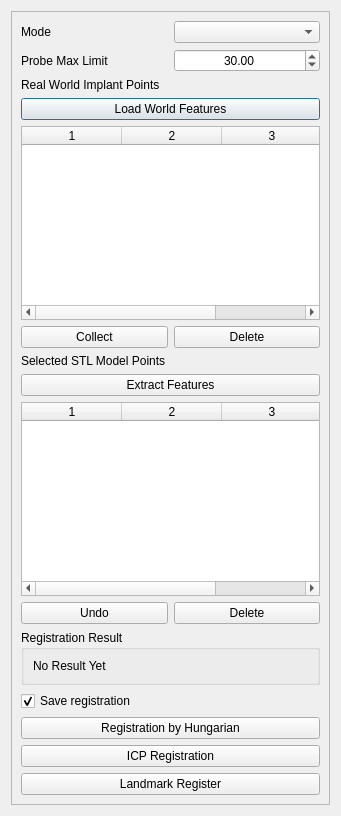
First picture: the form in ui/registration.ui, repository liushuya7/cn5X, before the edit.
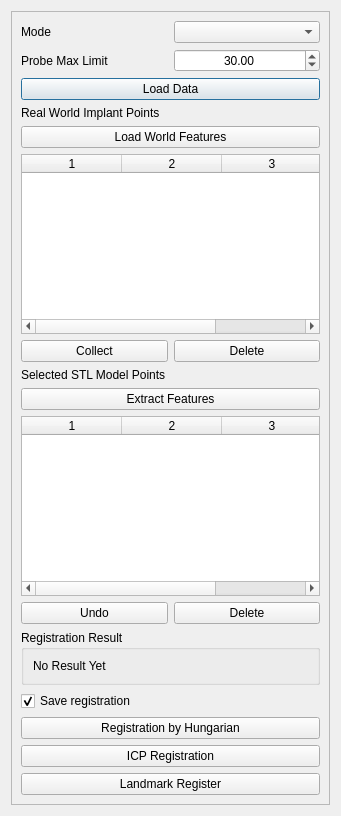
Second picture: the form after the edit.

Commit message: finished testing overall workflow with laser machine, need to find good initial guess for registration, need better reconstruction, probably need camera calibration again

Patch:
```diff
--- a/ui/registration.ui
+++ b/ui/registration.ui
@@ -61,6 +61,13 @@
          </item>
         </layout>
        </item>
+       <item>
+        <widget class="QPushButton" name="pushButton_load_data">
+         <property name="text">
+          <string>Load Data</string>
+         </property>
+        </widget>
+       </item>
        <item>
         <widget class="QLabel" name="label_real_points">
          <property name="text">
```
The commit also changes 7 other files.
